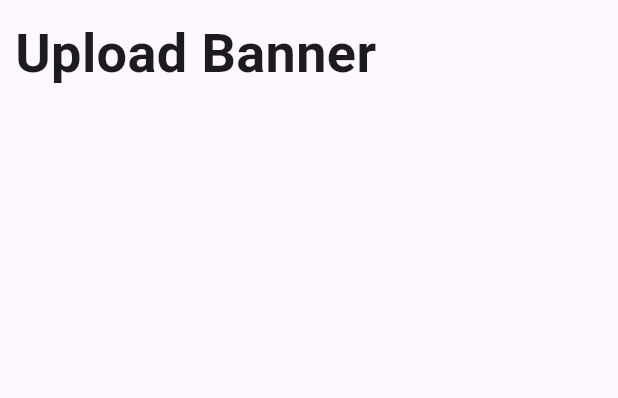
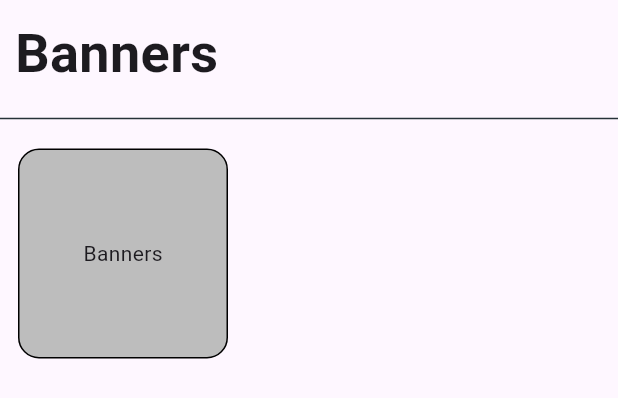
Before and after one commit to kemboy-svg/Admin_panel_eccommerce-flutter, a Flutter app: the BannerScreen widget shown alone on an empty page, opened directly, on a phone screen of 412 x 824 dp. Shown: the top 398 px of the screen. Run offline on Flutter 3.47's test engine with Material 2 defaults, Android fonts, the light colour scheme and no system bars; missing offline and left inert: flutter_admin_scaffold.

Commit message:
navigating to diffrent screens

```diff
--- a/lib/views/screens/side_bar_screens/banners_Screen.dart
+++ b/lib/views/screens/side_bar_screens/banners_Screen.dart
@@ -7,17 +7,36 @@ class BannerScreen extends StatelessWidget {
   @override
   Widget build(BuildContext context) {
     return SingleChildScrollView(
-      child: Container(
+      child: Column(
+        children: [
+          Container(
             alignment: Alignment.topLeft,
             padding: EdgeInsets.all(10),
             child: Text(
-          'Upload Banner',
+              'Banners',
               style: TextStyle(
                   fontSize: 36,
                   fontStyle: FontStyle.normal,
                   fontWeight: FontWeight.w700),
             ),
           ),
+          Divider(color: Colors.blueGrey.shade900,),
+
+          Row(children: [
+            Padding(
+              padding: const EdgeInsets.all(12),
+              child: Container(
+                height: 140,
+                width: 140,
+                decoration: BoxDecoration(color: Colors.grey.shade400, borderRadius: BorderRadius.circular(14),border: Border.all(),),
+                child: Center(
+                  child: Text('Banners'),
+                ),
+              ),
+            )
+          ],)
+        ],
+      ),
     );
   }
 }
```
Also changed, not shown: lib/views/screens/main_Screen.dart (+31 -7 lines). Lines whose indentation alone changed are shown as unchanged.
